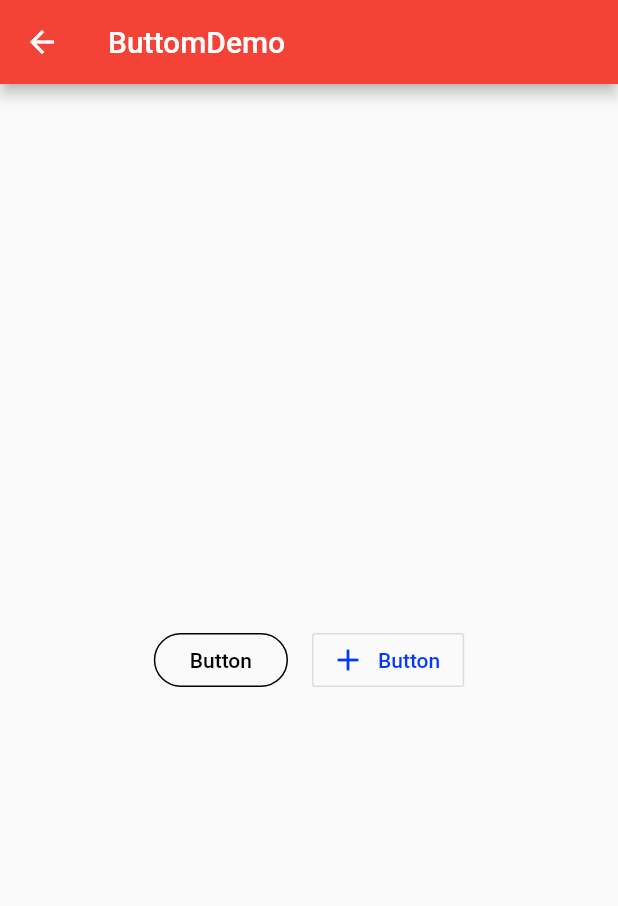
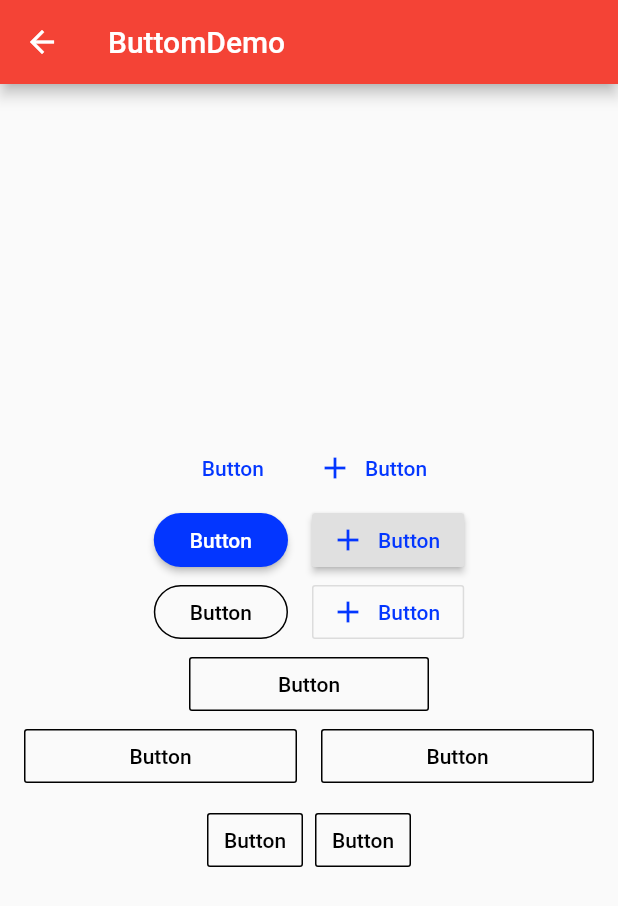
Before and after one commit to Jackly654/flutter_app, a Flutter app: the screen it shows after launch, after a tap on "Button", on a phone screen of 412 x 824 dp. Shown: the top 906 px of the screen. Run offline on Flutter 3.47's test engine with Material 2 defaults, Android fonts, the phone set to English and light mode, and no system bars.

Commit message:
button and input -4

```diff
--- /dev/null
+++ b/lib/demo/button_demo.dart
@@ -0,0 +1,243 @@
+import 'package:flutter/material.dart';
+
+class ButtonDemo extends StatelessWidget {
+  @override
+  Widget build(BuildContext context) {
+    final Widget flatButtonDemo = Row(
+      mainAxisAlignment: MainAxisAlignment.center,
+      children: [
+        FlatButton(
+          child: Text('Button'),
+          onPressed: (){},
+          splashColor: Colors.grey,
+          textColor: Theme.of(context).accentColor,
+        ),
+
+        FlatButton.icon(
+          icon: Icon(Icons.add),
+          label: Text('Button'),
+          onPressed: (){},
+          splashColor: Colors.grey,
+          textColor: Theme.of(context).accentColor,
+        ),
+      ],
+    );
+
+    final Widget raisedButtonDemo = Row(
+      mainAxisAlignment: MainAxisAlignment.center,
+      children: [
+        Theme(
+          data: Theme.of(context).copyWith(
+            buttonColor: Theme.of(context).accentColor,
+            buttonTheme: ButtonThemeData(
+              textTheme: ButtonTextTheme.primary,
+              /*shape: BeveledRectangleBorder(
+                        borderRadius: BorderRadius.circular(5.0),
+                      ),*/
+              shape: StadiumBorder(),
+            ),
+          ),//ThemeData(),
+          child: RaisedButton(
+            child: Text('Button'),
+            onPressed: (){},
+            splashColor: Colors.grey,
+            color: Theme.of(context).accentColor,
+            //textColor: Colors.white,
+            textTheme: ButtonTextTheme.primary,
+            //textColor: Theme.of(context).accentColor,
+          ),
+        ),
+
+        SizedBox(width: 16.0,),
+
+        RaisedButton.icon(
+          icon: Icon(Icons.add),
+          label: Text('Button'),
+          onPressed: (){},
+          splashColor: Colors.grey,
+          elevation: 2.0,
+          textColor: Theme.of(context).accentColor,
+        ),
+      ],
+    );
+
+    final Widget outlineButtonDemo = Row(
+      mainAxisAlignment: MainAxisAlignment.center,
+      children: [
+        Theme(
+          data: Theme.of(context).copyWith(
+            buttonColor: Theme.of(context).accentColor,
+            buttonTheme: ButtonThemeData(
+              textTheme: ButtonTextTheme.primary,
+              /*shape: BeveledRectangleBorder(
+                        borderRadius: BorderRadius.circular(5.0),
+                      ),*/
+              shape: StadiumBorder(),
+            ),
+          ),//ThemeData(),
+          child: OutlineButton(
+            child: Text('Button'),
+            onPressed: (){},
+            splashColor: Colors.grey[100],
+            color: Theme.of(context).accentColor,
+            //textColor: Colors.white,
+            textTheme: ButtonTextTheme.primary,
+            //textColor: Theme.of(context).accentColor,
+            borderSide: BorderSide(
+              color: Colors.black,
+            ),
+
+            textColor: Colors.black,
+            highlightedBorderColor: Colors.grey,
+          ),
+        ),
+
+        SizedBox(width: 16.0,),
+
+        OutlineButton.icon(
+          icon: Icon(Icons.add),
+          label: Text('Button'),
+          onPressed: (){},
+          splashColor: Colors.grey,
+          //elevation: 2.0,
+          textColor: Theme.of(context).accentColor,
+        ),
+      ],
+    );
+
+    final Widget fixedWidthButton = Row(
+      mainAxisAlignment: MainAxisAlignment.center,
+      children: [
+        Container(
+          width:160.0,
+          child: OutlineButton(
+            child: Text('Button'),
+            onPressed: (){},
+            splashColor: Colors.grey[100],
+            color: Theme.of(context).accentColor,
+            //textColor: Colors.white,
+            textTheme: ButtonTextTheme.primary,
+            //textColor: Theme.of(context).accentColor,
+            borderSide: BorderSide(
+              color: Colors.black,
+            ),
+
+            textColor: Colors.black,
+            highlightedBorderColor: Colors.grey,
+          ),
+        ),
+      ],
+    );
+
+    final Widget expandedButton = Row(
+      mainAxisAlignment: MainAxisAlignment.center,
+      children: [
+        Expanded(
+          child: OutlineButton(
+            child: Text('Button'),
+            onPressed: (){},
+            splashColor: Colors.grey[100],
+            color: Theme.of(context).accentColor,
+            //textColor: Colors.white,
+            textTheme: ButtonTextTheme.primary,
+            //textColor: Theme.of(context).accentColor,
+            borderSide: BorderSide(
+              color: Colors.black,
+            ),
+
+            textColor: Colors.black,
+            highlightedBorderColor: Colors.grey,
+          ),
+        ),
+        SizedBox(
+          width: 16.0,
+        ),
+        Expanded(
+          flex: 1,
+          child: OutlineButton(
+            child: Text('Button'),
+            onPressed: (){},
+            splashColor: Colors.grey[100],
+            color: Theme.of(context).accentColor,
+            //textColor: Colors.white,
+            textTheme: ButtonTextTheme.primary,
+            //textColor: Theme.of(context).accentColor,
+            borderSide: BorderSide(
+              color: Colors.black,
+            ),
+
+            textColor: Colors.black,
+            highlightedBorderColor: Colors.grey,
+          ),
+        ),
+      ],
+    );
+
+    final Widget buttonBarDemo = Row(
+      mainAxisAlignment: MainAxisAlignment.center,
+      children: [
+        Theme(
+          data: Theme.of(context).copyWith(
+            buttonTheme: ButtonThemeData(
+              padding: EdgeInsets.symmetric(horizontal: 32.0),
+            ),
+          ),
+          child: ButtonBar(
+            children: [
+              OutlineButton(
+                child: Text('Button'),
+                onPressed: (){},
+                splashColor: Colors.grey[100],
+                color: Theme.of(context).accentColor,
+                //textColor: Colors.white,
+                textTheme: ButtonTextTheme.primary,
+                //textColor: Theme.of(context).accentColor,
+                borderSide: BorderSide(
+                  color: Colors.black,
+                ),
+
+                textColor: Colors.black,
+                highlightedBorderColor: Colors.grey,
+              ),
+              OutlineButton(
+                child: Text('Button'),
+                onPressed: (){},
+                splashColor: Colors.grey[100],
+                color: Theme.of(context).accentColor,
+                //textColor: Colors.white,
+                textTheme: ButtonTextTheme.primary,
+                //textColor: Theme.of(context).accentColor,
+                borderSide: BorderSide(
+                  color: Colors.black,
+                ),
+
+                textColor: Colors.black,
+                highlightedBorderColor: Colors.grey,
+              ),
+            ],
+          ),
+        ),
+      ],
+    );
+
+    return new Scaffold(
+      appBar: new AppBar(
+        title: new Text('ButtomDemo'),
+      ),
+      body: Container(
+        padding: EdgeInsets.all(16.0),
+        child: Column(
+          mainAxisAlignment: MainAxisAlignment.center,
+          children: [
+            flatButtonDemo,
+            raisedButtonDemo,
+            outlineButtonDemo,
+            fixedWidthButton,
+            expandedButton,
+            buttonBarDemo,
+          ],
+        ),
+      ),
+    );
+  }
+}
--- a/lib/demo/form_demo.dart
+++ b/lib/demo/form_demo.dart
@@ -5,6 +5,10 @@ class FormDemo extends StatelessWidget{
   Widget build(BuildContext context) {
     // TODO: implement build
     return Scaffold(
+      appBar: AppBar(
+        title: Text('FormDemo'),
+        elevation: 0.0,
+      ),
       body: Theme(
         data: Theme.of(context).copyWith(
           primaryColor: Colors.black,
--- a/lib/demo/material_components.dart
+++ b/lib/demo/material_components.dart
@@ -1,4 +1,10 @@
 import 'package:flutter/material.dart';
+import './button_demo.dart';
+import './floating_action_button_demo.dart';
+import './popup_menu_button.dart';
+import './form_demo.dart';
+import './checkbox_demo.dart';
+import './radio_demo.dart';
 
 class MaterialComponents extends StatelessWidget {
   @override
@@ -10,7 +16,11 @@ class MaterialComponents extends StatelessWidget {
       ),
       body: ListView(
         children: [
-          ListItem(title: 'Button', page: ButtomDemo()),
+          ListItem(title: 'Radio', page: RadioDemo()),
+          ListItem(title: 'Checkbox', page: CheckBoxDemo()),
+          ListItem(title: 'Form', page: FormDemo()),
+          ListItem(title: 'PopupMenuButton', page: PopupMenuButtonDemo()),
+          ListItem(title: 'Button', page: ButtonDemo()),
           ListItem(title: 'FloatingActionButton', page: FloatingActionButtonDemo(),)
         ],
       ),
@@ -18,169 +28,7 @@ class MaterialComponents extends StatelessWidget {
   }
 }
 
-class ButtomDemo extends StatelessWidget {
-  @override
-  Widget build(BuildContext context) {
-    final Widget FlatButtonDemo = Row(
-      mainAxisAlignment: MainAxisAlignment.center,
-      children: [
-        FlatButton(
-          child: Text('Button'),
-          onPressed: (){},
-          splashColor: Colors.grey,
-          textColor: Theme.of(context).accentColor,
-        ),
 
-        FlatButton.icon(
-          icon: Icon(Icons.add),
-          label: Text('Button'),
-          onPressed: (){},
-          splashColor: Colors.grey,
-          textColor: Theme.of(context).accentColor,
-        ),
-      ],
-    );
-
-    final Widget RaisedButtonDemo = Row(
-      mainAxisAlignment: MainAxisAlignment.center,
-      children: [
-        Theme(
-          data: Theme.of(context).copyWith(
-            buttonColor: Theme.of(context).accentColor,
-            buttonTheme: ButtonThemeData(
-              textTheme: ButtonTextTheme.primary,
-              /*shape: BeveledRectangleBorder(
-                        borderRadius: BorderRadius.circular(5.0),
-                      ),*/
-              shape: StadiumBorder(),
-            ),
-          ),//ThemeData(),
-          child: RaisedButton(
-            child: Text('Button'),
-            onPressed: (){},
-            splashColor: Colors.grey,
-            color: Theme.of(context).accentColor,
-            //textColor: Colors.white,
-            textTheme: ButtonTextTheme.primary,
-            //textColor: Theme.of(context).accentColor,
-          ),
-        ),
-
-        SizedBox(width: 16.0,),
-
-        RaisedButton.icon(
-          icon: Icon(Icons.add),
-          label: Text('Button'),
-          onPressed: (){},
-          splashColor: Colors.grey,
-          elevation: 2.0,
-          textColor: Theme.of(context).accentColor,
-        ),
-      ],
-    );
-
-    final Widget OutlineButtonDemo = Row(
-      mainAxisAlignment: MainAxisAlignment.center,
-      children: [
-        Theme(
-          data: Theme.of(context).copyWith(
-            buttonColor: Theme.of(context).accentColor,
-            buttonTheme: ButtonThemeData(
-              textTheme: ButtonTextTheme.primary,
-              /*shape: BeveledRectangleBorder(
-                        borderRadius: BorderRadius.circular(5.0),
-                      ),*/
-              shape: StadiumBorder(),
-            ),
-          ),//ThemeData(),
-          child: OutlineButton(
-            child: Text('Button'),
-            onPressed: (){},
-            splashColor: Colors.grey[100],
-            color: Theme.of(context).accentColor,
-            //textColor: Colors.white,
-            textTheme: ButtonTextTheme.primary,
-            //textColor: Theme.of(context).accentColor,
-            borderSide: BorderSide(
-              color: Colors.black,
-            ),
-
-            textColor: Colors.black,
-            highlightedBorderColor: Colors.grey,
-          ),
-        ),
-
-        SizedBox(width: 16.0,),
-
-        OutlineButton.icon(
-          icon: Icon(Icons.add),
-          label: Text('Button'),
-          onPressed: (){},
-          splashColor: Colors.grey,
-          //elevation: 2.0,
-          textColor: Theme.of(context).accentColor,
-        ),
-      ],
-    );
-
-    return new Scaffold(
-      appBar: new AppBar(
-        title: new Text('ButtomDemo'),
-      ),
-      body: Container(
-        padding: EdgeInsets.all(16.0),
-        child: Column(
-          mainAxisAlignment: MainAxisAlignment.center,
-          children: [
-            Row(
-              mainAxisAlignment: MainAxisAlignment.center,
-              children: [
-                Theme(
-                  data: Theme.of(context).copyWith(
-                    buttonColor: Theme.of(context).accentColor,
-                    buttonTheme: ButtonThemeData(
-                      textTheme: ButtonTextTheme.primary,
-                      /*shape: BeveledRectangleBorder(
-                        borderRadius: BorderRadius.circular(5.0),
-                      ),*/
-                      shape: StadiumBorder(),
-                    ),
-                  ),//ThemeData(),
-                  child: OutlineButton(
-                    child: Text('Button'),
-                    onPressed: (){},
-                    splashColor: Colors.grey[100],
-                    color: Theme.of(context).accentColor,
-                    //textColor: Colors.white,
-                    textTheme: ButtonTextTheme.primary,
-                    //textColor: Theme.of(context).accentColor,
-                    borderSide: BorderSide(
-                      color: Colors.black,
-                    ),
-
-                    textColor: Colors.black,
-                    highlightedBorderColor: Colors.grey,
-                  ),
-                ),
-
-                SizedBox(width: 16.0,),
-
-                OutlineButton.icon(
-                  icon: Icon(Icons.add),
-                  label: Text('Button'),
-                  onPressed: (){},
-                  splashColor: Colors.grey,
-                  //elevation: 2.0,
-                  textColor: Theme.of(context).accentColor,
-                ),
-              ],
-            ),
-          ],
-        ),
-      ),
-    );
-  }
-}
 
 class _WidgetDemo extends StatelessWidget {
   @override
@@ -207,40 +55,8 @@ class _WidgetDemo extends StatelessWidget {
   }
 }
 
-class FloatingActionButtonDemo extends StatelessWidget {
-  @override
-  Widget build(BuildContext context) {
-    final Widget _floatingActionButton = FloatingActionButton(
-      onPressed: (){},
-      child: Icon(Icons.add),
-      elevation: 0.0,
-      backgroundColor: Colors.black87,
-     /* shape: BeveledRectangleBorder(
-        borderRadius: BorderRadius.circular(30.0)
-      ),*/
-    );
 
-    final Widget _floatingActionButtonExtended = FloatingActionButton.extended(
-      onPressed: (){},
-      icon: Icon(Icons.add),
-      label: Text('add'),
-    );
-    return new Scaffold(
-      appBar: new AppBar(
-        title: new Text('FloatingActionButtonDemo'),
-        elevation: 0.0,
-      ),
-      floatingActionButton: _floatingActionButton,//_floatingActionButtonExtended,//_floatingActionButton,
-      floatingActionButtonLocation: FloatingActionButtonLocation.centerDocked,
-      bottomNavigationBar: BottomAppBar(
-        child: Container(
-          height: 80.0,
-        ),
-        shape: CircularNotchedRectangle(),
-      ),
-    );
-  }
-}
+
 
 class ListItem extends StatelessWidget {
   final String title;
```
Also changed, not shown: lib/demo/checkbox_demo.dart (added, +54 -0 lines), lib/demo/floating_action_button_demo.dart (added, +36 -0 lines), lib/demo/popup_menu_button.dart (added, +55 -0 lines), lib/demo/radio_demo.dart (added, +59 -0 lines), pubspec.lock.
